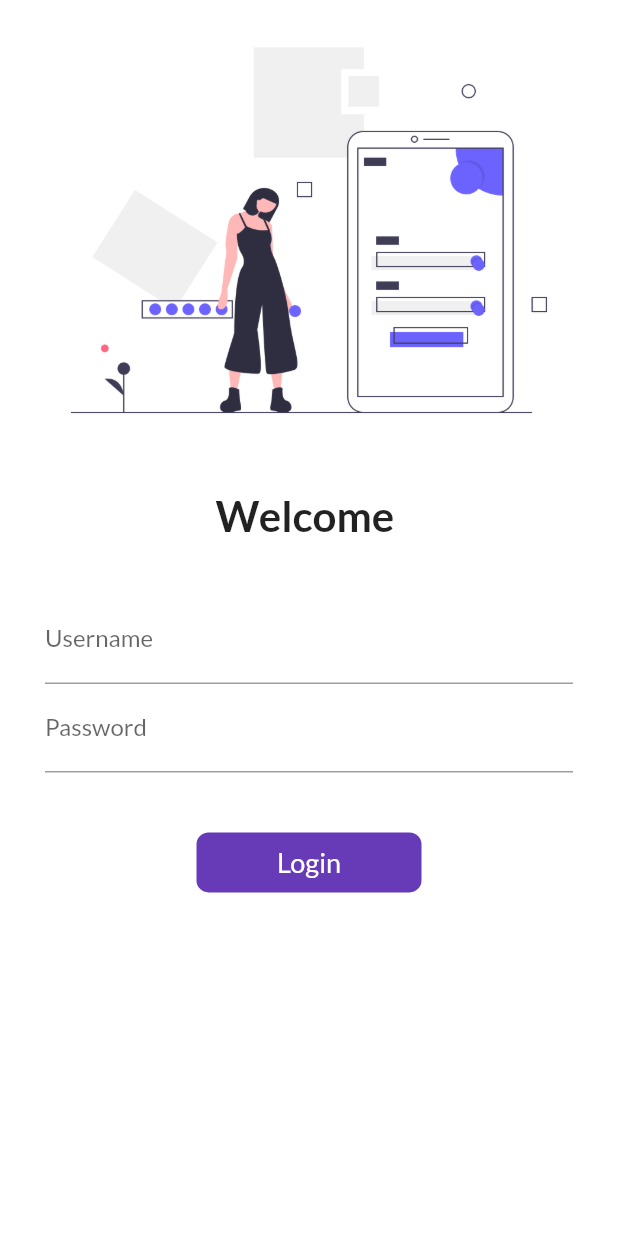
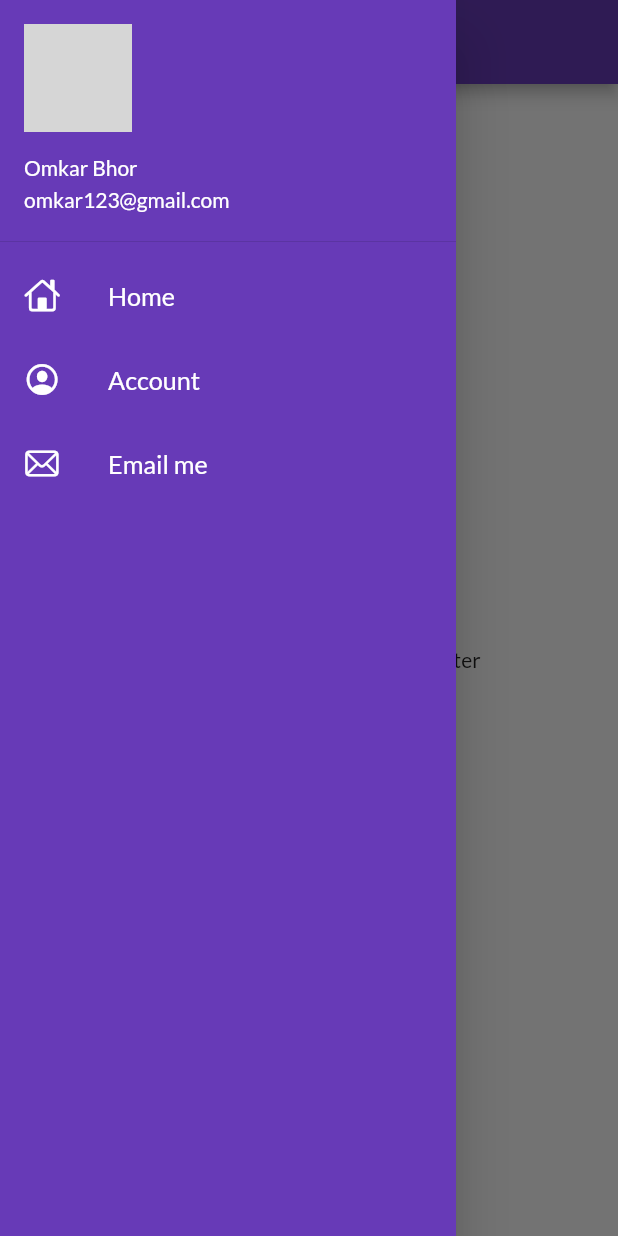
Before and after one commit to omkarbhor29/-30Days-Of-Flutter, a Flutter app: the screen it shows after launch, with the side drawer open (before the commit the screen has no drawer), on a phone screen of 412 x 824 dp. Run offline on Flutter 3.47's test engine with Material 2 defaults, Android fonts, the phone set to English and light mode, and no system bars; our stand-ins replace google_fonts; network calls fail; grey boxes are pictures that could not be loaded.

Commit message:
Day 9 completed

```diff
--- a/lib/main.dart
+++ b/lib/main.dart
@@ -23,7 +23,7 @@ class MyApp extends StatelessWidget {
       darkTheme: ThemeData(
         brightness: Brightness.dark,
       ),
-      initialRoute: "/",
+      initialRoute: MyRoutes.homeRoute,
       routes: {
         "/": (context) => LoginPage(),
         // "/home": (context) => HomePage(),
--- a/lib/pages/home_page.dart
+++ b/lib/pages/home_page.dart
@@ -1,3 +1,4 @@
+import 'package:first_app/widgets/drawer.dart';
 import 'package:flutter/material.dart';
 
 class HomePage extends StatelessWidget {
@@ -7,7 +8,7 @@ class HomePage extends StatelessWidget {
   Widget build(BuildContext context) {
     return Scaffold(
       appBar: AppBar(
-        title: Text("New App"),
+        title: Text("Catalog App"),
         // backgroundColor: Colors.redAccent,
       ),
       body: Center(
@@ -15,7 +16,7 @@ class HomePage extends StatelessWidget {
           child: Text("Welcome $name to $days Days of Flutter"),
         ),
       ),
-      drawer: Drawer(),
+      drawer: MyDrawer(),
     );
   }
 }
--- a/lib/pages/login_page.dart
+++ b/lib/pages/login_page.dart
@@ -42,7 +42,7 @@ class _LoginPageState extends State<LoginPage> {
           key: _formkey,
           child: Column(
             children: [
-              Image.asset("assets/images/login.png", fit: BoxFit.cover),
+              Image.asset("assets/images/hey.png", fit: BoxFit.cover),
               SizedBox(
                 height: 20.0,
               ),
@@ -60,7 +60,13 @@ class _LoginPageState extends State<LoginPage> {
                   children: [
                     TextFormField(
                       decoration: InputDecoration(
-                          hintText: "Enter username", labelText: "Username"),
+                          border: new OutlineInputBorder(
+                            borderRadius: const BorderRadius.all(
+                              const Radius.circular(10.0),
+                            ),
+                          ),
+                          hintText: "Enter username",
+                          labelText: "Username"),
                       validator: (value) {
                         if (value.isEmpty) {
                           return "Username cannot be empty";
@@ -72,9 +78,17 @@ class _LoginPageState extends State<LoginPage> {
                         setState(() {});
                       },
                     ),
+                    SizedBox(
+                      height: 20.0,
+                    ),
                     TextFormField(
                       obscureText: true,
                       decoration: InputDecoration(
+                        border: new OutlineInputBorder(
+                          borderRadius: const BorderRadius.all(
+                            const Radius.circular(10.0),
+                          ),
+                        ),
                         hintText: "Enter password",
                         labelText: "Password",
                       ),
--- /dev/null
+++ b/lib/widgets/drawer.dart
@@ -0,0 +1,65 @@
+import 'package:flutter/cupertino.dart';
+import 'package:flutter/material.dart';
+
+class MyDrawer extends StatelessWidget {
+  @override
+  Widget build(BuildContext context) {
+    final url =
+        "https://i.insider.com/5d84ce522e22af4c215743c6?width=1136&format=jpeg";
+    return Drawer(
+      child: Container(
+        color: Colors.deepPurple,
+        child: ListView(
+          padding: EdgeInsets.zero,
+          children: [
+            DrawerHeader(
+              padding: EdgeInsets.zero,
+              child: UserAccountsDrawerHeader(
+                margin: EdgeInsets.zero,
+                // decoration: BoxDecoration(color: Colors.redAccent),
+                accountName: Text("Omkar Bhor"),
+                accountEmail: Text("omkar123@gmail.com"),
+                currentAccountPicture: CircleAvatar(
+                  backgroundImage: NetworkImage(url),
+                ),
+              ),
+            ),
+            ListTile(
+              leading: Icon(
+                CupertinoIcons.home,
+                color: Colors.white,
+              ),
+              title: Text(
+                "Home",
+                textScaleFactor: 1.2,
+                style: TextStyle(color: Colors.white),
+              ),
+            ),
+            ListTile(
+              leading: Icon(
+                CupertinoIcons.profile_circled,
+                color: Colors.white,
+              ),
+              title: Text(
+                "Account",
+                textScaleFactor: 1.2,
+                style: TextStyle(color: Colors.white),
+              ),
+            ),
+            ListTile(
+              leading: Icon(
+                CupertinoIcons.mail,
+                color: Colors.white,
+              ),
+              title: Text(
+                "Email me",
+                textScaleFactor: 1.2,
+                style: TextStyle(color: Colors.white),
+              ),
+            )
+          ],
+        ),
+      ),
+    );
+  }
+}
```
